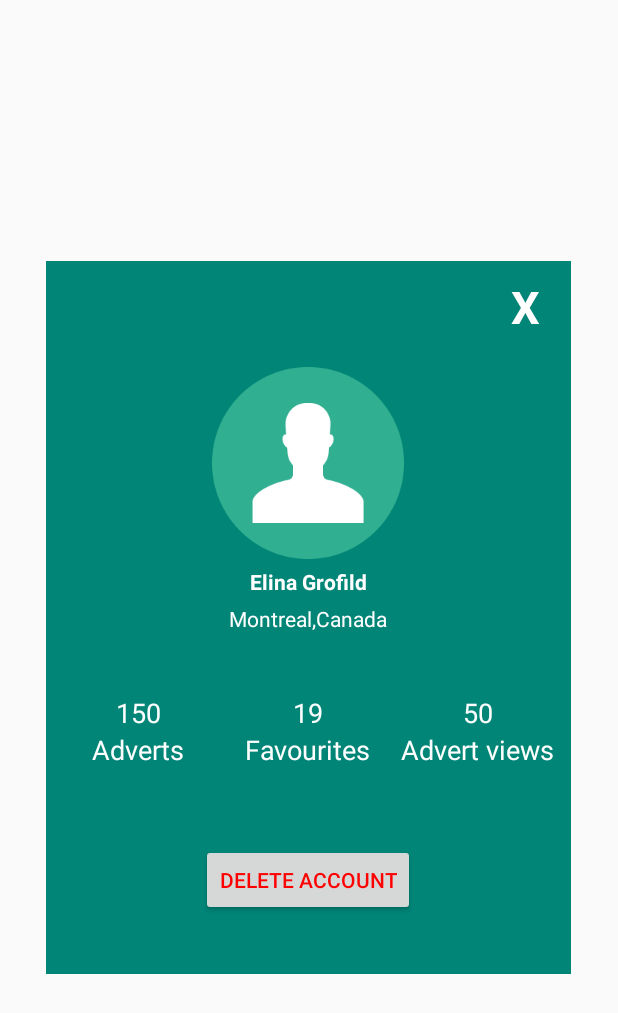
After one commit to vildanap/real_estate, an Android app: the layout custompopup.xml on its own in the app's theme, with its tools: preview values and no code run, on a phone screen of 412 x 824 dp. The commit adds this screen. Shown: the top 1013 px of the screen. Run offline under Robolectric (Android 15) with nearby library versions, the phone set to English and light mode, and no system bars.

Commit message:
Delete account

```diff
--- a/app/src/main/java/com/draos/nekretnine/nekretnineui/SessionManager.java
+++ b/app/src/main/java/com/draos/nekretnine/nekretnineui/SessionManager.java
@@ -93,6 +93,10 @@ public class SessionManager {
         return user;
     }
 
+    public void putId()
+    {
+
+    }
     /**
      * Clear session details
      * */
--- /dev/null
+++ b/app/src/main/res/layout/custompopup.xml
@@ -0,0 +1,133 @@
+<?xml version="1.0" encoding="utf-8"?>
+<LinearLayout xmlns:android="http://schemas.android.com/apk/res/android"
+              android:orientation="vertical"
+              android:layout_width="350dp"
+              android:layout_height="475dp"
+              android:background="@color/colorPrimary"
+              android:padding="5dp"
+              android:layout_gravity="center">
+    <TextView
+            android:id="@+id/txtclose"
+            android:layout_width="50dp"
+            android:layout_height="50dp"
+            android:text="X"
+            android:textSize="30dp"
+            android:textColor="@color/colorWhite"
+            android:textStyle="bold"
+            android:layout_gravity="end"
+            android:gravity="center"
+       />
+    <LinearLayout
+            android:layout_width="match_parent"
+            android:layout_height="wrap_content"
+            android:orientation="vertical">
+        <ImageView
+                android:layout_width="wrap_content"
+                android:layout_height="wrap_content"
+                android:src="@drawable/delete"
+                android:layout_gravity="center"
+                android:layout_marginTop="15dp"/>
+        <TextView
+                android:layout_width="wrap_content"
+                android:layout_height="wrap_content"
+                android:text="Elina Grofild"
+                android:textColor="@color/colorWhite"
+                android:textStyle="bold"
+
+                android:layout_gravity="center_horizontal"
+                android:layout_marginTop="5dp" android:id="@+id/fullname"/>
+        <TextView
+                android:layout_width="wrap_content"
+                android:layout_height="wrap_content"
+                android:text="Montreal,Canada"
+                android:textColor="@color/colorWhite"
+                android:layout_gravity="center_horizontal"
+                android:layout_marginTop="5dp" android:id="@+id/username"/>
+    </LinearLayout>
+    <LinearLayout
+            android:layout_marginTop="15dp"
+            android:orientation="horizontal"
+            android:layout_width="match_parent"
+            android:layout_height="wrap_content">
+        <LinearLayout
+
+                android:gravity="center"
+                android:orientation="vertical"
+                android:layout_weight="1"
+                android:layout_width="0dp"
+                android:layout_height="100dp">
+
+            <TextView
+                    android:layout_width="wrap_content"
+                    android:layout_height="wrap_content"
+                    android:text="150"
+                    android:textColor="@color/colorWhite"
+                    android:textSize="18sp"
+                    android:id="@+id/advertsnumber"/>
+            <TextView
+                    android:layout_width="wrap_content"
+                    android:layout_height="wrap_content"
+                    android:text="Adverts"
+                    android:textColor="@color/colorWhite"
+                    android:textSize="18sp"
+                   />
+        </LinearLayout>
+        <LinearLayout
+
+                android:gravity="center"
+                android:orientation="vertical"
+                android:layout_weight="1"
+                android:layout_width="0dp"
+                android:layout_height="100dp">
+
+            <TextView
+                    android:layout_width="wrap_content"
+                    android:layout_height="wrap_content"
+                    android:text="19"
+                    android:textColor="@color/colorWhite"
+                    android:textSize="18sp"
+                    android:id="@+id/favouritesnumber"/>
+            <TextView
+                    android:layout_width="wrap_content"
+                    android:layout_height="wrap_content"
+                    android:text="Favourites"
+                    android:textColor="@color/colorWhite"
+                    android:textSize="18sp"
+                 />
+        </LinearLayout>
+        <LinearLayout
+
+                android:gravity="center"
+                android:orientation="vertical"
+                android:layout_weight="1"
+                android:layout_width="0dp"
+                android:layout_height="100dp">
+
+            <TextView
+                    android:layout_width="wrap_content"
+                    android:layout_height="wrap_content"
+                    android:text="50"
+                    android:textColor="@color/colorWhite"
+                    android:textSize="18sp"
+                    android:id="@+id/advertviews"/>
+            <TextView
+                    android:layout_width="wrap_content"
+                    android:layout_height="wrap_content"
+                    android:text="Advert views"
+                    android:textColor="@color/colorWhite"
+                    android:textSize="18sp"
+                    />
+        </LinearLayout>
+    </LinearLayout>
+
+    <Button
+            android:id="@+id/btndelete"
+            android:layout_width="wrap_content"
+            android:layout_height="wrap_content"
+            android:text="DELETE ACCOUNT"
+            android:layout_marginTop="25dp"
+            android:textColor="@color/colorRed"
+            android:layout_gravity="center_horizontal"
+          />
+
+</LinearLayout>
--- a/app/src/main/res/values/colors.xml
+++ b/app/src/main/res/values/colors.xml
@@ -6,5 +6,6 @@
     <color name="colorSwitch">#194b19</color>
     <color name="colorInfo">#4169e1</color>
     <color name="colorRed">#FF0000	</color>
+    <color name= "colorWhite">#FFFF</color>
 
 </resources>
```
Also changed, not shown: app/src/main/java/com/draos/nekretnine/nekretnineui/AccountFragment.java (+13 -4 lines), app/src/main/java/com/draos/nekretnine/nekretnineui/LoggedUserFragment.java (+68 -1 lines), app/src/main/java/com/draos/nekretnine/nekretnineui/Services/UserService.java (+3 -6 lines), app/src/main/res/layout/fragment_loggeduser.xml (+7 -4 lines).
